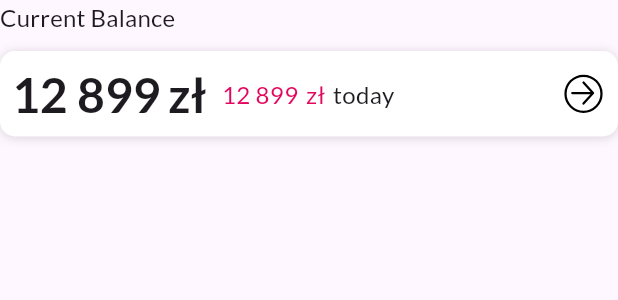
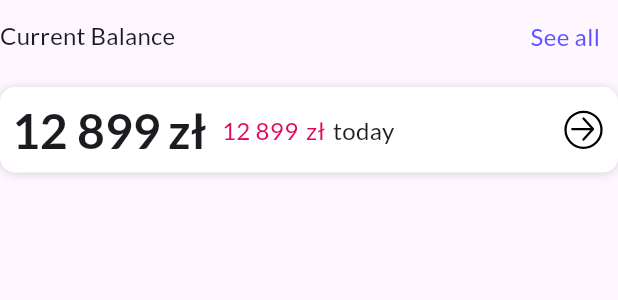
Before and after one commit to poleheshko/saveon_frontend, a Flutter app: the CurrentBalance widget shown alone on an empty page, opened directly, on a phone screen of 412 x 824 dp. Shown: the top 300 px of the screen. Run offline on Flutter 3.47's test engine with Material 3 defaults, Android fonts, the light colour scheme and no system bars; our stand-ins replace calendar_date_picker2, flutter_svg, google_fonts.

Commit message:
Started making Folders Section (issue with column height)

```diff
--- a/lib/home_page.dart
+++ b/lib/home_page.dart
@@ -1,6 +1,8 @@
 import 'package:flutter/cupertino.dart';
 import 'package:saveon_frontend/models/common/common_page.dart';
 import 'package:saveon_frontend/models/home_page_models/current_balance.dart';
+
+import 'models/home_page_models/folders/folders_class.dart';
 
 class HomePage extends StatefulWidget {
   const HomePage({super.key});
@@ -15,6 +17,8 @@ class _HomePage extends State<HomePage> {
   Widget build(BuildContext context) {
     return CommonPage(commonPageContent: [
       CurrentBalance(),
+      const SizedBox(height: 20),
+      FoldersClass()
     ]
     );
   }
--- a/lib/models/common/saveon_section.dart
+++ b/lib/models/common/saveon_section.dart
@@ -1,12 +1,17 @@
 import 'package:flutter/material.dart';
+import 'package:saveon_frontend/models/common/saveon_textbutton.dart';
 
 class SaveOnSection extends StatelessWidget {
   final String? sectionTitle;
+  final String? textLabelButton;
+  final VoidCallback? textButtonOnPressed;
   final List<Widget> SaveOnSectionContent;
 
   const SaveOnSection({
     required this.SaveOnSectionContent,
+    this.textLabelButton,
     this.sectionTitle,
+    this.textButtonOnPressed,
     super.key,
   });
 
@@ -15,13 +20,28 @@ class SaveOnSection extends StatelessWidget {
     return Column(
       crossAxisAlignment: CrossAxisAlignment.start,
       children: [
-        if (sectionTitle != null) ...[
-          Text(
-            sectionTitle!,
-            style: Theme.of(context).textTheme.titleMedium,
-          ),
-          const SizedBox(height: 10),
-        ],
+        sectionTitle != null && textLabelButton == null
+            ? Text(
+              sectionTitle!,
+              style: Theme.of(context).textTheme.titleMedium,
+            )
+            : sectionTitle != null && textLabelButton != null
+            ? Row(
+              mainAxisAlignment: MainAxisAlignment.spaceBetween,
+              crossAxisAlignment: CrossAxisAlignment.center,
+              children: [
+                Text(
+                  sectionTitle!,
+                  style: Theme.of(context).textTheme.titleMedium,
+                ),
+                SaveOnTextButton(
+                  onPressed: textButtonOnPressed,
+                  buttonLabel: textLabelButton!,
+                )
+              ],
+            )
+            : SizedBox.shrink(),
+        const SizedBox(height: 10),
 
         Container(
           width: double.infinity,
--- /dev/null
+++ b/lib/models/common/saveon_textbutton.dart
@@ -0,0 +1,25 @@
+import 'package:flutter/material.dart';
+
+class SaveOnTextButton extends StatelessWidget {
+  final Function()? onPressed;
+  final String buttonLabel;
+
+  const SaveOnTextButton({
+    super.key,
+    required this.onPressed,
+    required this.buttonLabel,
+  });
+
+  @override
+  Widget build(BuildContext context) {
+    return TextButton(
+      onPressed: onPressed,
+      child: Text(
+        buttonLabel,
+        style: Theme.of(
+          context,
+        ).textTheme.bodyMedium?.copyWith(color: Color(0xFF5D52FF)),
+      ),
+    );
+  }
+}
--- a/lib/models/home_page_models/current_balance.dart
+++ b/lib/models/home_page_models/current_balance.dart
@@ -15,6 +15,7 @@ class _CurrentBalance extends State<CurrentBalance> {
   Widget build(BuildContext context) {
     return SaveOnSection(
       sectionTitle: "Current Balance",
+      textLabelButton: "See all",
       SaveOnSectionContent: [
         Row(
           mainAxisAlignment: MainAxisAlignment.spaceBetween,
--- a/lib/models/expense_page_models/album_selector/album_row.dart
+++ b/lib/models/home_page_models/folders/album_row.dart
@@ -33,7 +33,7 @@ class AlbumRow extends StatelessWidget {
             )
           ],
         ),
-        SvgPicture.asset("lib/assets/album_icons/item_selected.svg", height: 20, width: 20)
+        SvgPicture.asset("lib/assets/other/arrow_next_20px.svg", height: 20, width: 20)
       ],
     );
   }
--- a/pubspec.yaml
+++ b/pubspec.yaml
@@ -79,6 +79,7 @@ flutter:
     - lib/assets/other/hamburger_icon.svg
     - lib/assets/other/camera_icon.svg
     - lib/assets/other/arrow_next.svg
+    - lib/assets/other/arrow_next_20px.svg
     - lib/assets/date_icons/calendar_icon.svg
     - lib/assets/date_icons/arrow_right_icon.svg
     - lib/assets/date_icons/arrow_down_icon.svg
```
Also changed, not shown: lib/models/home_page_models/folders/folders_class.dart (added, +21 -0 lines), lib/assets/other/arrow_next_20px.svg (added).
